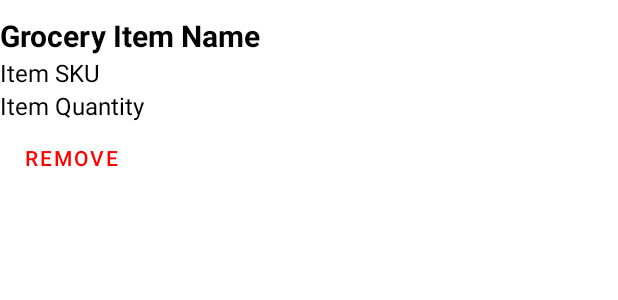
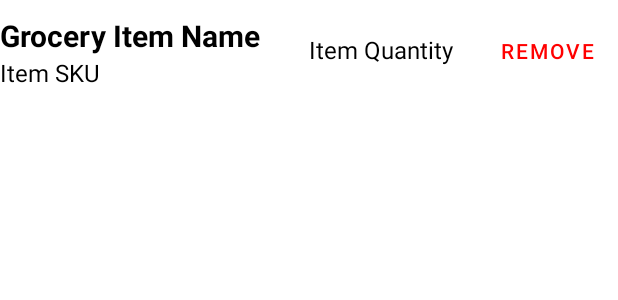
Before and after one commit to emilyathomas/MyPantry-Mobile-App, an Android app: the layout grocery_item.xml on its own in the app's theme, with its tools: preview values and no code run, on a phone screen of 412 x 824 dp. Shown: the top 300 px of the screen. Run offline under Robolectric (Android 15) with nearby library versions, the phone set to English and light mode, and no system bars.

```diff
--- a/app/src/main/res/layout/add_pantry_item.xml
+++ b/app/src/main/res/layout/add_pantry_item.xml
@@ -158,6 +158,7 @@
             android:text="@string/location" />
 
         <RadioGroup
+            android:id="@+id/itemLoc"
             android:layout_width="match_parent"
             android:layout_height="wrap_content"
             android:layout_weight="1">
--- a/app/src/main/res/layout/grocery_item.xml
+++ b/app/src/main/res/layout/grocery_item.xml
@@ -7,40 +7,63 @@
     android:paddingTop="10dp"
     android:paddingBottom="10dp">
 
+    <LinearLayout
+        android:layout_width="match_parent"
+        android:layout_height="match_parent"
+        android:layout_weight="1"
+        android:orientation="horizontal">
+
+        <LinearLayout
+            android:layout_width="match_parent"
+            android:layout_height="match_parent"
+            android:layout_weight="1"
+            android:orientation="vertical">
+
             <TextView
                 android:id="@+id/groceryItemName"
                 android:layout_width="wrap_content"
                 android:layout_height="wrap_content"
+                android:layout_weight="1"
+                android:text="Grocery Item Name"
+                android:textColor="#000000"
                 android:textSize="20sp"
-        android:textColor="#000000"
-        android:textStyle="bold"
-        android:layout_weight="1"
-        android:text="Grocery Item Name" />
+                android:textStyle="bold" />
 
             <TextView
                 android:id="@+id/itemSKU"
                 android:layout_width="wrap_content"
                 android:layout_height="wrap_content"
-        android:textSize="16sp"
+                android:layout_weight="1"
+                android:text="Item SKU"
                 android:textColor="#000000"
+                android:textSize="16sp" />
+
+        </LinearLayout>
+
+        <LinearLayout
+            android:layout_width="match_parent"
+            android:layout_height="match_parent"
             android:layout_weight="1"
-        android:text="Item SKU" />
+            android:orientation="horizontal">
 
             <TextView
                 android:id="@+id/itemQuantity"
                 android:layout_width="wrap_content"
                 android:layout_height="wrap_content"
-        android:textSize="16sp"
+                android:layout_weight="1"
+                android:text="Item Quantity"
                 android:textColor="#000000"
-        android:layout_weight="1"
-        android:text="Item Quantity" />
+                android:textSize="16sp" />
 
             <Button
                 android:id="@+id/itemRemoval"
                 android:layout_width="wrap_content"
                 android:layout_height="wrap_content"
+                android:background="@android:color/transparent"
                 android:text="Remove"
-        android:background="@android:color/transparent"
-        android:textColor="#FF0000"/>
+                android:textColor="#FF0000" />
+        </LinearLayout>
 
     </LinearLayout>
+
+</LinearLayout>
```
Also changed, not shown: app/src/main/AndroidManifest.xml (+12 -0 lines), app/src/main/java/com/example/mypantry/GroceryActivity.java (+15 -3 lines), app/src/main/java/com/example/mypantry/MainActivity.java (+13 -3 lines), app/src/main/java/com/example/mypantry/addGrocery.java (added, +50 -0 lines), app/src/main/java/com/example/mypantry/addPantry.java (added, +64 -0 lines), app/src/main/java/com/example/mypantry/mealRecommendation.java (added, +27 -0 lines), app/src/main/res/drawable/ic_groceryadd.xml (added, +15 -0 lines), app/src/main/res/layout/pantry_item.xml (+97 -7 lines), app/src/main/res/drawable/x_sign.png (added). Lines whose indentation alone changed are shown as unchanged.
